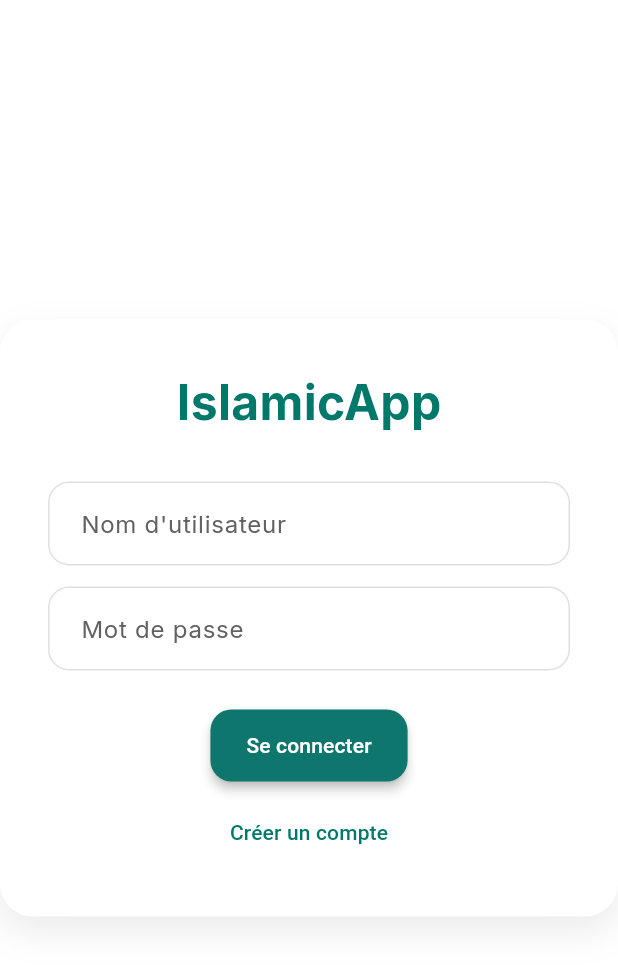
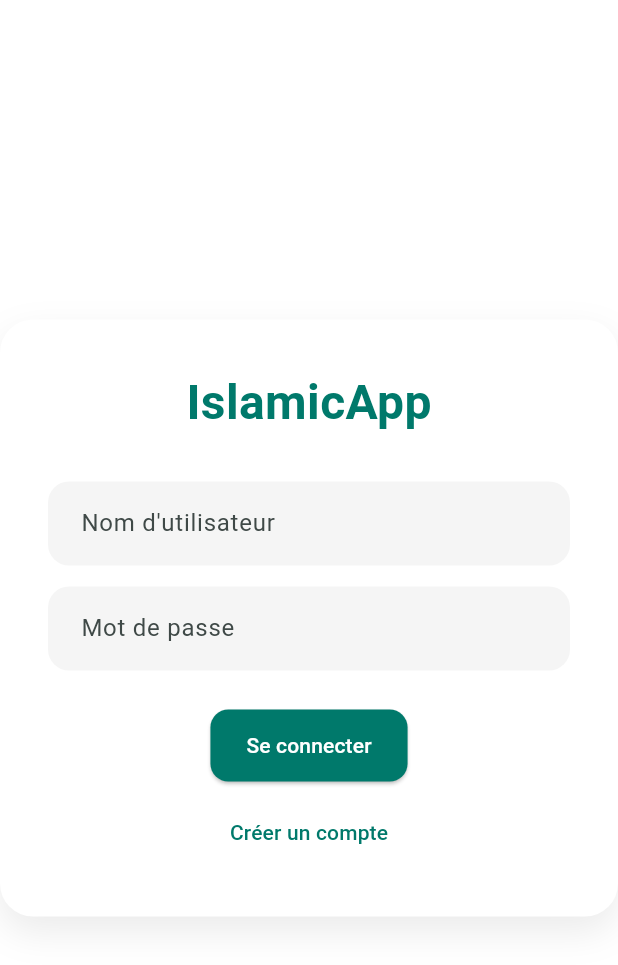
Before and after one commit to Hatimopg/IslamicApp, a Flutter app: the screen it shows after launch, on a phone screen of 412 x 824 dp. Shown: the top 965 px of the screen. Run offline on Flutter 3.47's test engine with Material 3 defaults, Android fonts, the phone set to English and light mode, and no system bars; Roboto replaces fonts that are missing (Poppins).

Commit message:
profile et frontend ameliorés

```diff
--- a/lib/main.dart
+++ b/lib/main.dart
@@ -10,101 +10,55 @@ class IslamicApp extends StatelessWidget {
 
   @override
   Widget build(BuildContext context) {
-    final Color primary = const Color(0xFF0F766E);
-    final Color secondary = const Color(0xFFA3E635);
-    final Color gold = const Color(0xFFD4AF37);
-
     return MaterialApp(
       debugShowCheckedModeBanner: false,
       title: "Islamic App",
+
       theme: ThemeData(
         useMaterial3: true,
-
-        // 🌙 Couleurs premium
         colorScheme: ColorScheme.fromSeed(
-          seedColor: primary,
-          primary: primary,
-          secondary: secondary,
-          surface: Colors.white,
-          background: const Color(0xFFF7F7F7),
+          seedColor: Colors.teal,
           brightness: Brightness.light,
         ),
 
-        // 🔤 Police moderne Inter
         textTheme: const TextTheme(
-          bodyMedium: TextStyle(
-            fontFamily: "Inter",
-            fontSize: 16,
-            color: Color(0xFF1A1A1A),
-          ),
+          bodyMedium: TextStyle(fontFamily: "Poppins"),
           titleLarge: TextStyle(
-            fontFamily: "Inter",
-            fontSize: 24,
-            fontWeight: FontWeight.w700,
-            color: Color(0xFF1A1A1A),
+            fontFamily: "Poppins",
+            fontWeight: FontWeight.bold,
+            fontSize: 22,
           ),
         ),
 
-        // 🔲 Champs de texte version premium
         inputDecorationTheme: InputDecorationTheme(
           filled: true,
-          fillColor: Colors.white,
+          fillColor: Colors.grey.shade100,
           contentPadding: const EdgeInsets.symmetric(horizontal: 18, vertical: 16),
           border: OutlineInputBorder(
             borderRadius: BorderRadius.circular(14),
-            borderSide: BorderSide(color: Colors.grey.shade300, width: 1),
-          ),
-          enabledBorder: OutlineInputBorder(
-            borderRadius: BorderRadius.circular(14),
-            borderSide: BorderSide(color: Colors.grey.shade300, width: 1),
+            borderSide: BorderSide.none,
           ),
           focusedBorder: OutlineInputBorder(
             borderRadius: BorderRadius.circular(14),
-            borderSide: BorderSide(color: primary, width: 2),
-          ),
-          labelStyle: TextStyle(
-            color: Colors.grey.shade700,
-            fontFamily: "Inter",
+            borderSide: const BorderSide(color: Colors.teal, width: 2),
           ),
         ),
 
-        // 🔘 Boutons stylés
         elevatedButtonTheme: ElevatedButtonThemeData(
           style: ButtonStyle(
             padding: WidgetStateProperty.all(
               const EdgeInsets.symmetric(vertical: 14, horizontal: 24),
             ),
-            foregroundColor: WidgetStateProperty.all(Colors.white),
-            backgroundColor: WidgetStateProperty.resolveWith((states) {
-              if (states.contains(WidgetState.pressed)) {
-                return primary.withOpacity(0.8);
-              }
-              return primary;
-            }),
             shape: WidgetStateProperty.all(
               RoundedRectangleBorder(
-                borderRadius: BorderRadius.circular(14),
+                borderRadius: BorderRadius.circular(12),
               ),
             ),
-            elevation: WidgetStateProperty.all(3),
-          ),
-        ),
-
-        // 🔽 Snackbars modernes
-        snackBarTheme: SnackBarThemeData(
-          backgroundColor: primary,
-          contentTextStyle: const TextStyle(
-            fontFamily: "Inter",
-            color: Colors.white,
-          ),
-        ),
-
-        // 🧭 Navigation modernisée
-        navigationBarTheme: NavigationBarThemeData(
-          backgroundColor: Colors.white,
-          indicatorColor: secondary.withOpacity(0.25),
-          labelTextStyle: WidgetStatePropertyAll(
-            const TextStyle(fontFamily: "Inter"),
+            backgroundColor: WidgetStateProperty.resolveWith((states) {
+              if (states.contains(WidgetState.hovered)) return Colors.teal.shade600;
+              return Colors.teal.shade700;
+            }),
+            foregroundColor: WidgetStateProperty.all(Colors.white),
           ),
         ),
       ),
```
Also changed, not shown: lib/pages/register.dart (+60 -84 lines), pubspec.yaml (+0 -8 lines).
